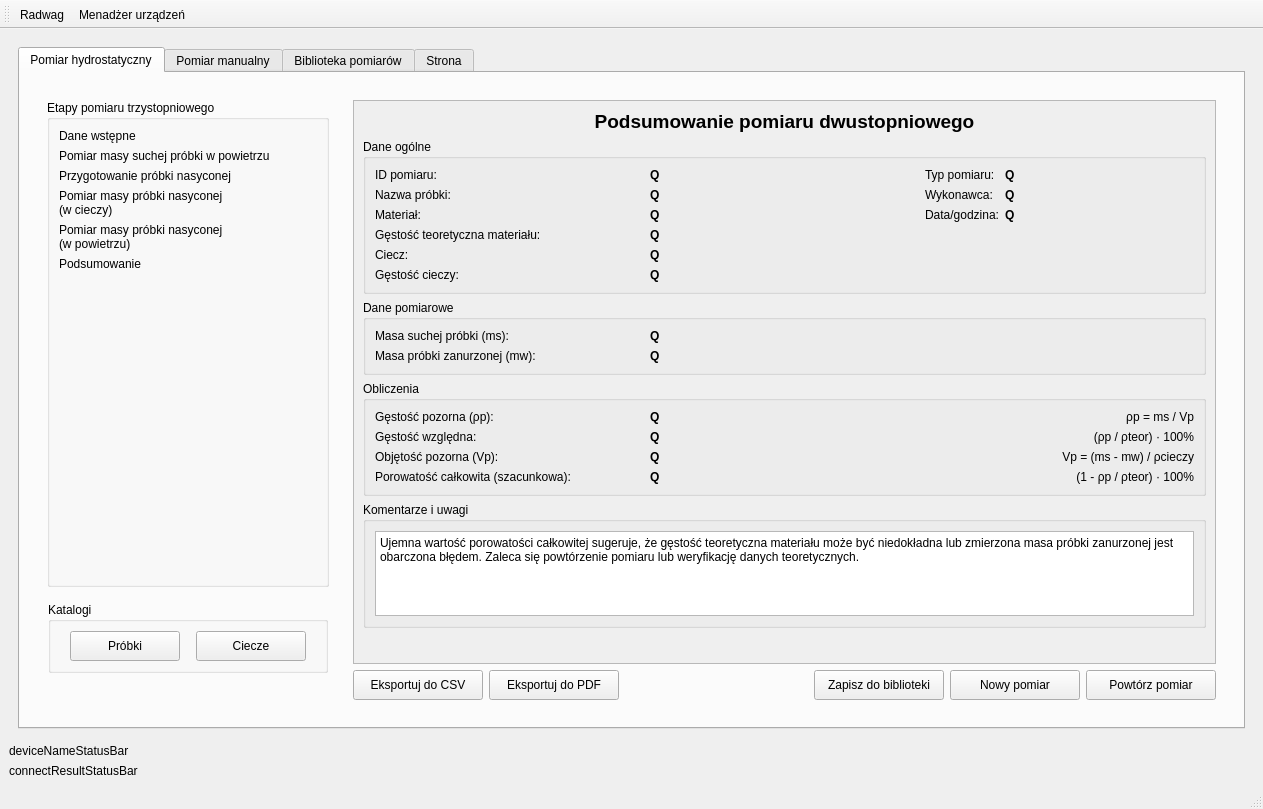
Above: main_window.ui from mar8us/SerialPortConnectorRadwag before the change. Below: the same form after it.
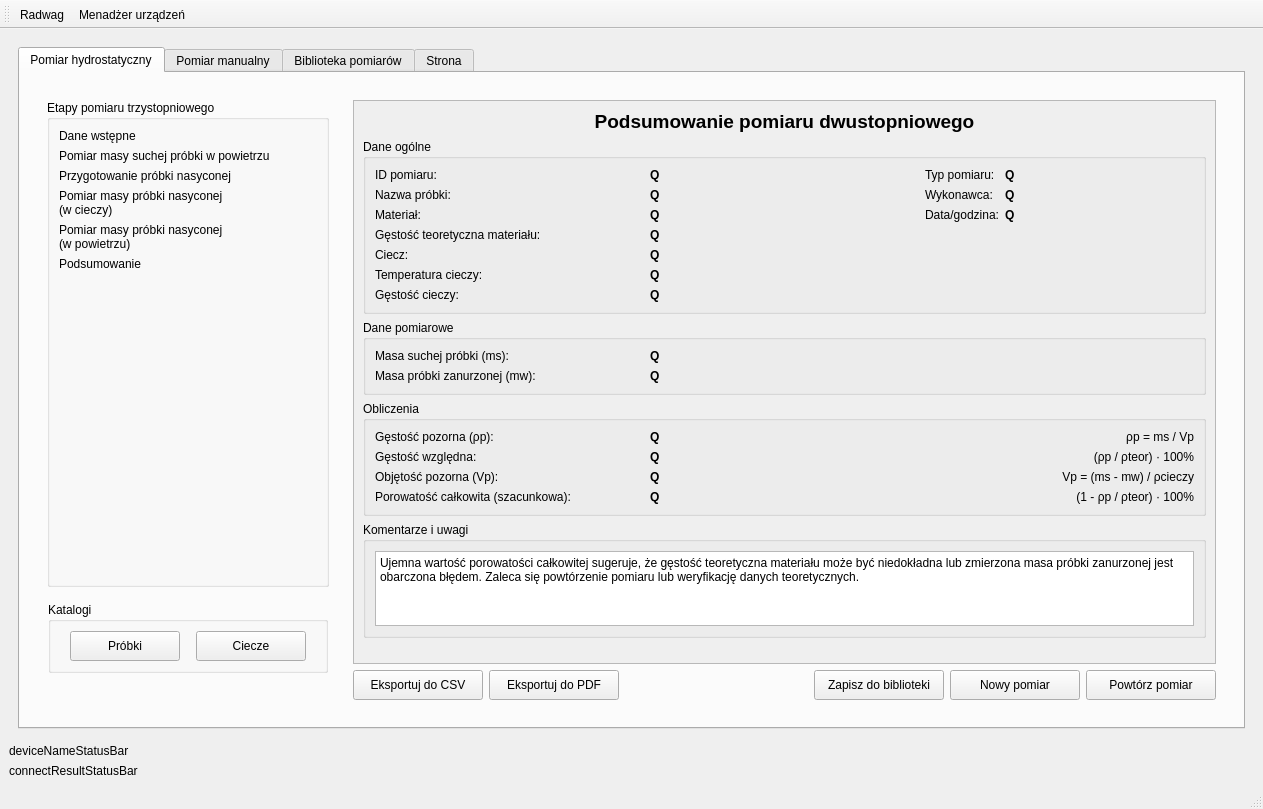
That is the form after the change. The open tabs and pages were chosen to show the change. Icons and pictures are not drawn.

Commit message: Fluid temperature display

Patch:
```diff
--- a/main_window.ui
+++ b/main_window.ui
@@ -3169,7 +3169,7 @@
                          <x>0</x>
                          <y>0</y>
                          <width>821</width>
-                         <height>680</height>
+                         <height>709</height>
                         </rect>
                        </property>
                        <layout class="QGridLayout" name="gridLayout_10">
@@ -3214,7 +3214,7 @@
                              </property>
                             </widget>
                            </item>
-                           <item row="0" column="2" rowspan="4">
+                           <item row="0" column="2" rowspan="3">
                             <layout class="QFormLayout" name="formLayout_15">
                              <item row="0" column="1">
                               <widget class="QLabel" name="valueSecondMeasureType">
@@ -3352,13 +3352,32 @@
                             </widget>
                            </item>
                            <item row="5" column="0">
+                            <widget class="QLabel" name="labelFluidTemp">
+                             <property name="text">
+                              <string>Temperatura cieczy:</string>
+                             </property>
+                            </widget>
+                           </item>
+                           <item row="5" column="1">
+                            <widget class="QLabel" name="valueSecondFluidTemp">
+                             <property name="font">
+                              <font>
+                               <bold>true</bold>
+                              </font>
+                             </property>
+                             <property name="text">
+                              <string>Q</string>
+                             </property>
+                            </widget>
+                           </item>
+                           <item row="6" column="0">
                             <widget class="QLabel" name="labelLiquidDensity">
                              <property name="text">
                               <string>Gęstość cieczy:</string>
                              </property>
                             </widget>
                            </item>
-                           <item row="5" column="1">
+                           <item row="6" column="1">
                             <widget class="QLabel" name="valueSecondLiquidDensity">
                              <property name="font">
                               <font>
```
Left out of the diff: 6 changed lines with no effect on the pictures. The commit also changes 1 other file.
